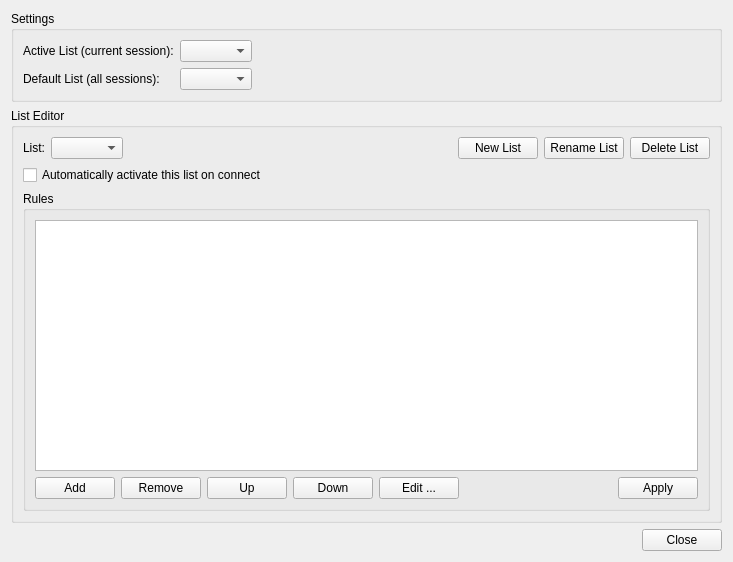
The window that src/privacy/privacy.ui (psi-im/psi) describes before a commit, drawn with Qt 5.
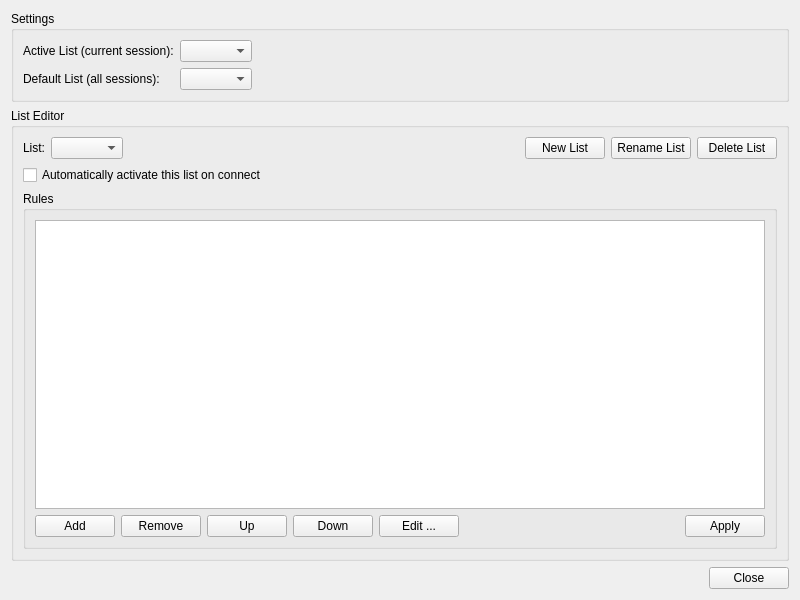
The same window after the commit.

Diff of the .ui file:
```diff
--- a/src/privacy/privacy.ui
+++ b/src/privacy/privacy.ui
@@ -6,8 +6,8 @@
    <rect>
     <x>0</x>
     <y>0</y>
-    <width>733</width>
-    <height>562</height>
+    <width>800</width>
+    <height>600</height>
    </rect>
   </property>
   <layout class="QVBoxLayout">
```
